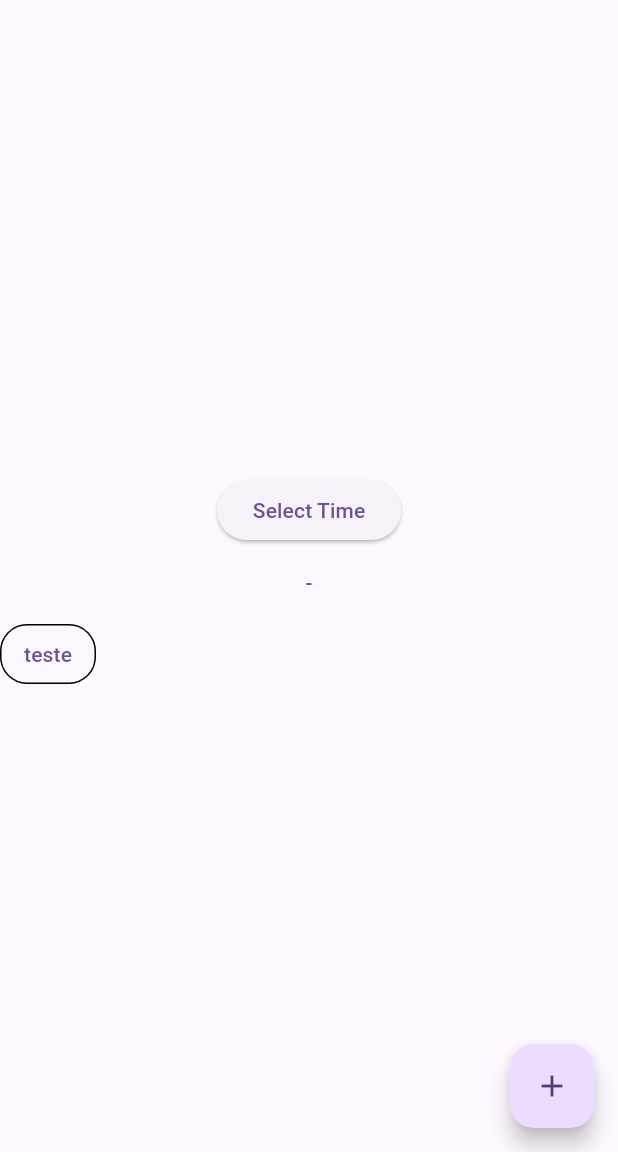
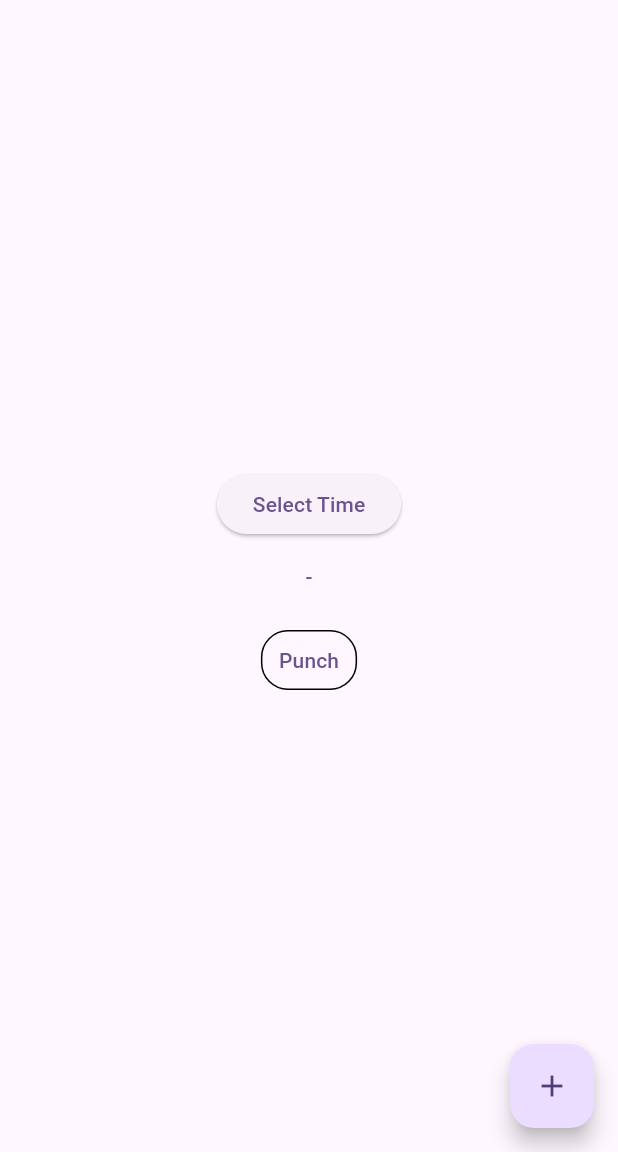
Before and after one commit to LuanFabricio/meuponto, a Flutter app: the screen it shows after launch, on a phone screen of 412 x 824 dp, the part 84-1236 px from its top. Run offline on Flutter 3.47's test engine with Material 3 defaults, Android fonts, the phone set to English and light mode, and no system bars.

Commit message:
fix(ScheduleWidget): aligns the widgets by center

```diff
--- a/lib/widgets/schedule.dart
+++ b/lib/widgets/schedule.dart
@@ -50,12 +50,7 @@ class ScheduleState extends State<ScheduleWidget> {
 
 	@override
 	Widget build(BuildContext context) {
-    List<Widget> widgets = [
-        ButtonTime2Widget(
-          text: "teste",
-          update: update,
-        ),
-    ];
+    List<Widget> widgets = [ ];
 
     if (schedule.start != null) {
       widgets.add(
@@ -76,8 +71,20 @@ class ScheduleState extends State<ScheduleWidget> {
       widgets.add(Text(schedule.delta!.format(context)));
     }
 
-		return Row(
-			children: widgets,
-		);
+		return Column(
+      mainAxisAlignment: MainAxisAlignment.center,
+      children: [
+        SizedBox(height: 8,),
+        ButtonTime2Widget(
+          text: "Punch",
+          update: update,
+        ),
+        Row(
+          mainAxisAlignment: MainAxisAlignment.center,
+          spacing: 10.0,
+          children: widgets,
+        ),
+      ],
+    );
 	}
 }
```
